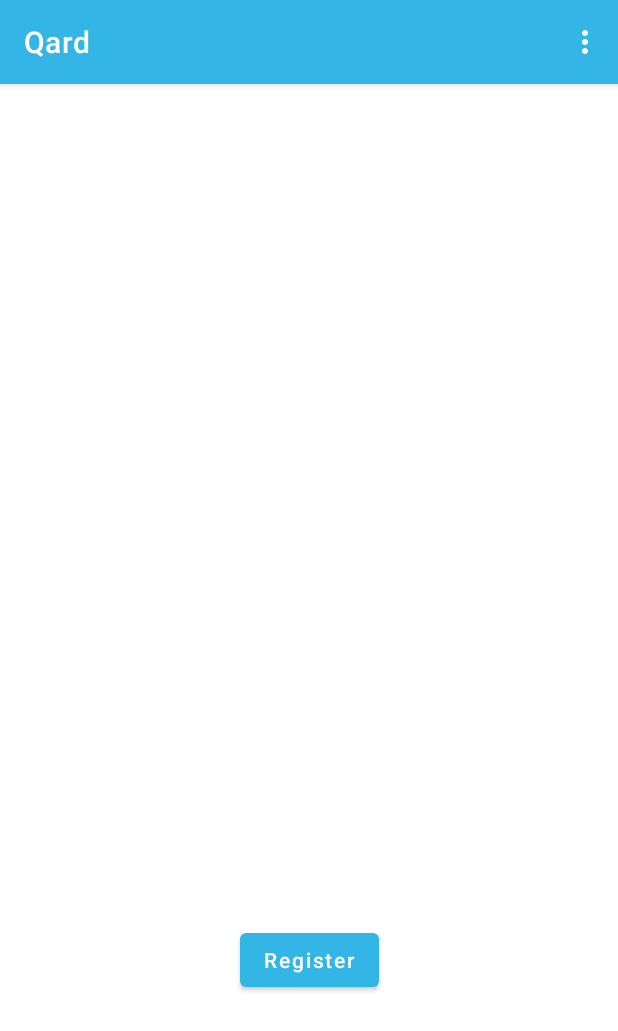
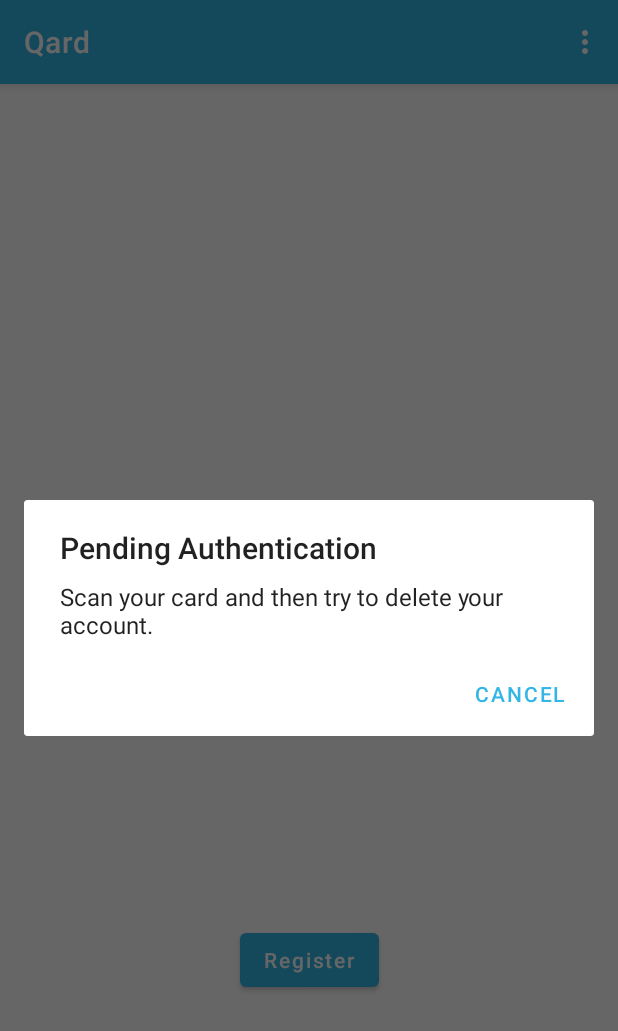
Before and after one commit to Orestis-Papadopoulos/Capstone_Mobile_1, an Android app: the screen it shows after launch (MainActivity), in the options menu, after a tap on "Settings", on a phone screen of 412 x 824 dp. Shown: the top 1031 px of the screen. Run offline under Robolectric (Android 15) with nearby library versions, the phone set to English and light mode, and no system bars; our stand-ins replace Volley; libraries missing offline, so code that uses them is left out: com.journeyapps.barcodescanner; 8 statements that could not run were skipped.

Commit message:
Fixed some error messages. Sign in does not work yet in web app.

```diff
--- a/app/src/main/java/edu/acg/o/papadopoulos/capstone1/MainActivity.java
+++ b/app/src/main/java/edu/acg/o/papadopoulos/capstone1/MainActivity.java
@@ -55,7 +55,7 @@ public class MainActivity extends AppCompatActivity {
 
     // this boolean must be updated after every time postDataToServer() is called with operation REGISTER_USER or DELETE_USER
     private boolean user_is_registered = false;
-    private AlertDialog scanCardDialog; // might need to show/hide multiple times
+    private AlertDialog scanCardDialog, pendingAuthenticationDialog; // might need to show/hide multiple times
 
     // use PendingIntent, and ForegroundDispatch to prevent Activity from reopening if card is scanned while app is open
     // the app can open auto if card is scanned; if the app is opened manually, wait for card to be scanned with this Intent
@@ -125,11 +125,11 @@ public class MainActivity extends AppCompatActivity {
         // notice: the dialog is created, not shown
         scanCardDialog = new AlertDialog.Builder(this)
                 .setTitle("Scan Your Card")
-                .setMessage("Put your card on the back of your phone")
+                .setMessage("Put your card on the back of your phone.")
                 .setNegativeButton("Cancel", (dialog, id) -> {})
                 .create();
 
-        // try block executes successfully if app opens with scan
+        // executes (only once) if app opens with scan
         try {
             tag = getIntent().getParcelableExtra(NfcAdapter.EXTRA_TAG);
             // tag.getId() returns byte array; convert to String
@@ -178,10 +178,15 @@ public class MainActivity extends AppCompatActivity {
 
         // called when card is scanned while app is open
         try {
+            // handle multiple card scans
+            if (!proximity_card_id.equals("")) {
+                notification("You've already scanned your card.");
+                return;
+            }
             tag = getIntent().getParcelableExtra(NfcAdapter.EXTRA_TAG);
             proximity_card_id = new String(tag.getId(), StandardCharsets.UTF_8);
 
-            if (!user_is_registered) {
+            if (!user_is_registered && !user_uuid.equals("")) {
                 postDataToServer(user_uuid, proximity_card_id, sign_in_session_uuid, Operation.REGISTER_USER);
                 user_is_registered = true;
                 btn_register_sign_in.setText(R.string.sign_in);
@@ -200,6 +205,7 @@ public class MainActivity extends AppCompatActivity {
             }
 
             scanCardDialog.cancel(); // if the dialog has been opened, close it on card scan
+            pendingAuthenticationDialog.cancel();
             notification("Card scanned while app open");
         } catch (Exception e) {
             e.printStackTrace();
@@ -222,19 +228,34 @@ public class MainActivity extends AppCompatActivity {
             case R.id.about_option:
                 notification("No About yet");
             case R.id.delete_account_option:
+                if (proximity_card_id.equals("")) {
+                    pendingAuthenticationDialog = new AlertDialog.Builder(MainActivity.this)
+                            .setTitle("Pending Authentication")
+                            .setMessage("Scan your card and then try to delete your account.")
+                            .setNegativeButton(R.string.cancel, (dialog, id) -> {
+                            })
+                            .show();
+                } else {
+                    new AlertDialog.Builder(MainActivity.this)
+                            .setTitle("Confirm Account Deletion")
+                            .setMessage("Are you sure you want to delete your account?")
+                            .setPositiveButton(R.string.yes, (dialog, id) -> {
                                 new File(this.getFilesDir(), uuid_filename).delete();
                                 uuid_file_exists = false;
-
-                Log.d("DELETE USER WITH:", "user uuid = " + user_uuid + "\ncard id = " + proximity_card_id + "\nsession id = " + sign_in_session_uuid);
 
                                 postDataToServer(user_uuid, proximity_card_id, sign_in_session_uuid, Operation.DELETE_USER);
                                 user_is_registered = false;
                                 btn_register_sign_in.setText(R.string.register);
-
                                 proximity_card_id = ""; // reset card id
 
                                 supportInvalidateOptionsMenu(); // calls onPrepareOptionsMenu() below
-                notification("You selected to delete your account");
+                                notification("Your account has been deleted successfully.");
+                            })
+                            .setNegativeButton(R.string.no, (dialog, id) -> {
+                                notification("Account deletion was cancelled.");
+                            })
+                            .show();
+                }
             default:
                 return super.onOptionsItemSelected(item);
         }
--- a/app/src/main/res/values/strings.xml
+++ b/app/src/main/res/values/strings.xml
@@ -16,4 +16,5 @@
     <string name="about">About</string>
     <string name="delete_account">Delete account</string>
     <string name="settings">Settings</string>
+    <string name="cancel">Cancel</string>
 </resources>
```
Lines whose indentation alone changed are shown as unchanged.
